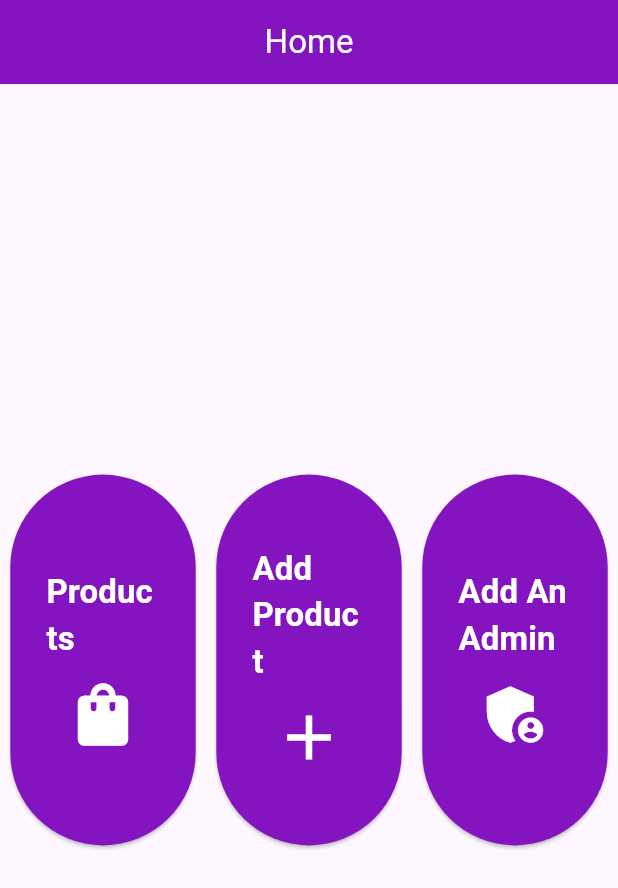
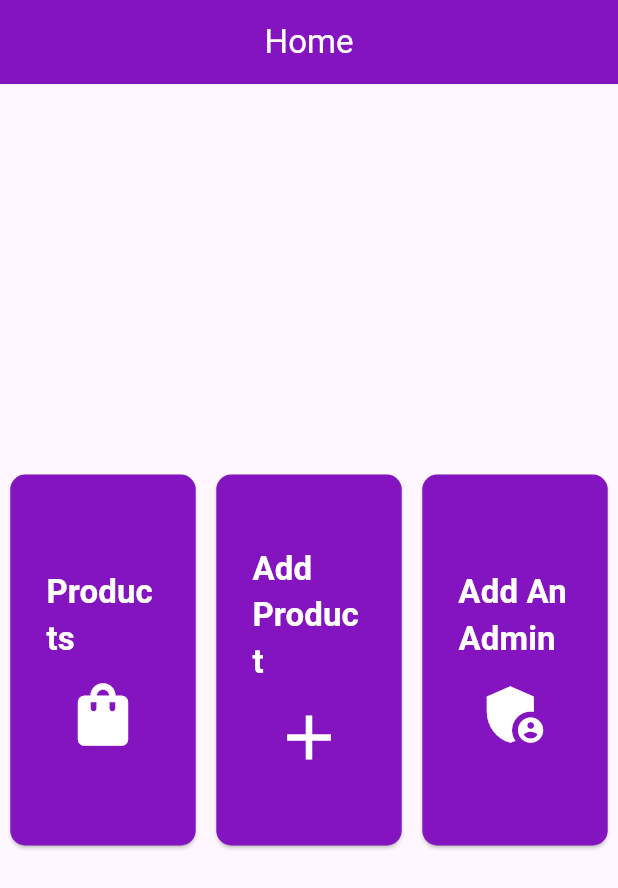
Before and after one commit to Siamoo/My_Market_Admin, a Flutter app: the HomeView screen opened directly, on a phone screen of 412 x 824 dp. Shown: the top 888 px of the screen. Run offline on Flutter 3.47's test engine with Material 3 defaults, Android fonts, the phone set to English and light mode, and no system bars; our stand-ins replace dio, equatable, flutter_bloc; key blocks and very long unbroken strings in the code were emptied for the run.

Commit message:
Update in CustomElevatedButton & CustomNetworkImage

```diff
--- a/lib/core/components/custom_elevated_button.dart
+++ b/lib/core/components/custom_elevated_button.dart
@@ -4,13 +4,13 @@ import 'package:my_market_admin/core/functions/app_colors.dart';
 class CustomElevatedButton extends StatelessWidget {
   const CustomElevatedButton({
     super.key,
-    required this.width,
-    required this.height,
+    this.width = 200,
+    this.height = 40,
+    required this.onPressed,
     required this.child,
-    required this.onPressed,
   });
-  final double width;
-  final double height;
+  final double? width;
+  final double? height;
   final Widget child;
   final VoidCallback onPressed;
   @override
@@ -22,6 +22,9 @@ class CustomElevatedButton extends StatelessWidget {
         style: ElevatedButton.styleFrom(
           backgroundColor: AppColors.kPrimaryColor,
           foregroundColor: AppColors.kWhiteColor,
+          shape: RoundedRectangleBorder(
+            borderRadius: BorderRadius.circular(10),
+          ),
         ),
         onPressed: onPressed,
         child: child,
--- a/lib/core/components/custom_image.dart
+++ b/lib/core/components/custom_network_image.dart
@@ -1,7 +1,7 @@
 import 'package:flutter/material.dart';
 
-class CustomImage extends StatelessWidget {
-  const CustomImage({
+class CustomNetworkImage extends StatelessWidget {
+  const CustomNetworkImage({
     super.key,
     required this.width,
     required this.height,
@@ -16,7 +16,7 @@ class CustomImage extends StatelessWidget {
   Widget build(BuildContext context) {
     return ClipRRect(
       borderRadius: BorderRadius.circular(borderRadius ?? 20),
-      child: Image.asset(
+      child: Image.network(
         imageUrl,
         width: width,
         height: height,
```
